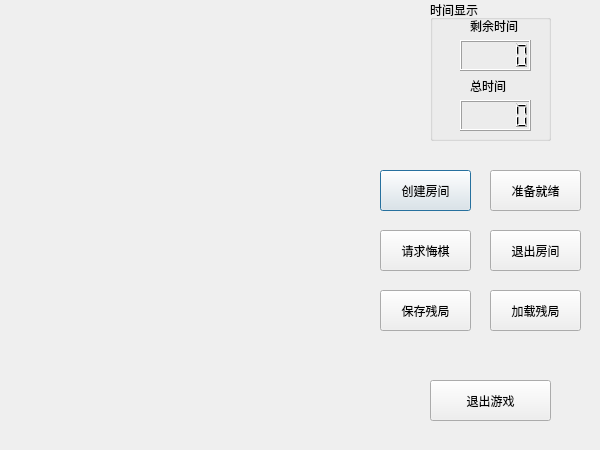
First picture: the form in dialog.ui, repository evan69/Gomoku, before the edit.
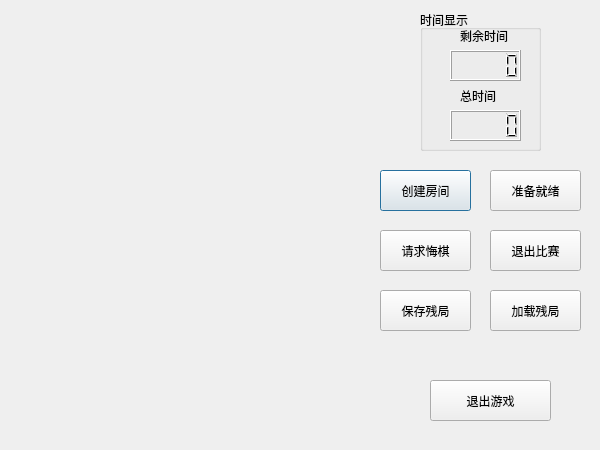
Second picture: the form after the edit.

```diff
--- a/dialog.ui
+++ b/dialog.ui
@@ -68,14 +68,14 @@
     </rect>
    </property>
    <property name="text">
-    <string>退出房间</string>
+    <string>退出比赛</string>
    </property>
   </widget>
   <widget class="QGroupBox" name="groupBox">
    <property name="geometry">
     <rect>
-     <x>430</x>
-     <y>0</y>
+     <x>420</x>
+     <y>10</y>
      <width>121</width>
      <height>141</height>
     </rect>
```
